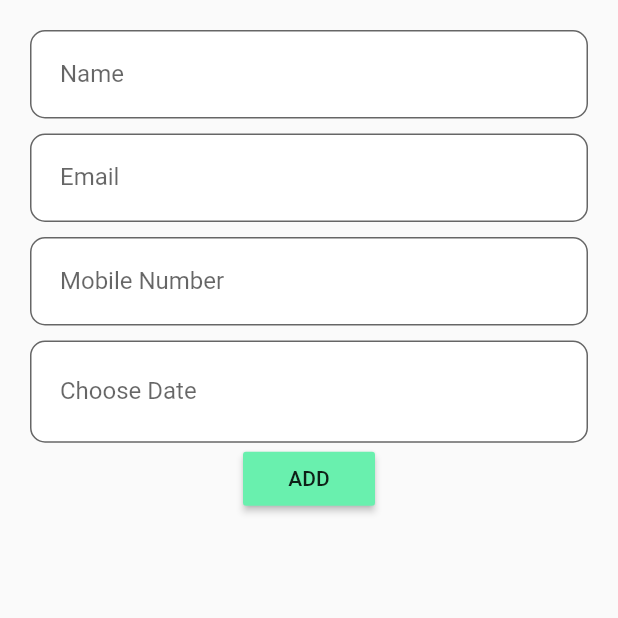
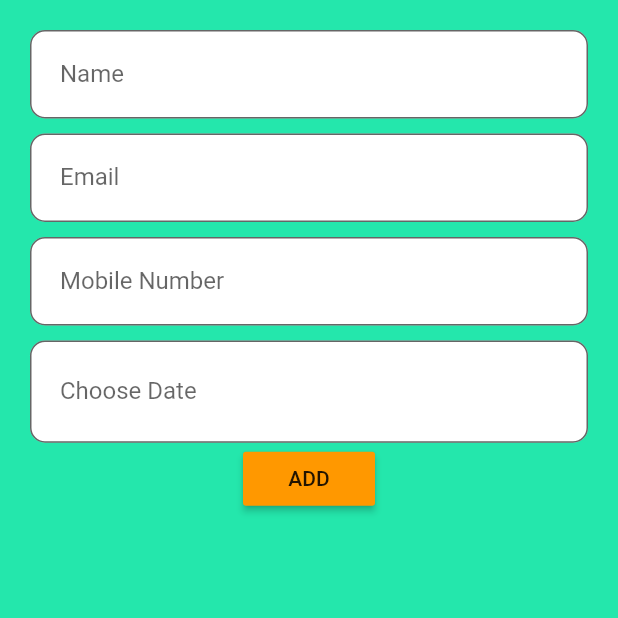
Before and after one commit to shashank3107/employee_manager_app, a Flutter app: the screen it shows after launch, after a tap on the "add" icon, on a phone screen of 412 x 824 dp, the top half of it. Run offline on Flutter 3.47's test engine with Material 2 defaults, Android fonts, the phone set to English and light mode, and no system bars; drawn by our look-alikes of date_time_picker; our stand-ins replace get; network calls fail.

Commit message:
minor ui changes

```diff
--- a/lib/core/controller/employee_controller.dart
+++ b/lib/core/controller/employee_controller.dart
@@ -10,7 +10,7 @@ import 'package:intl/intl.dart';
 class EmployeeController extends GetxController {
   DateTime currentDate = DateTime.now();
   var employees = List<EmployeeModel>.empty().obs;
-  RxBool loading = false.obs;
+  RxString buttonText = 'ADD'.obs;
 
   @override
   void onInit() {
@@ -66,10 +66,10 @@ class EmployeeController extends GetxController {
   }
 
   Future addEmployee(EmployeeModel employeeModel) async {
+    buttonText.value = "ADDING";
     var response = await EmployeeServices.addEmployee(employeeModel);
 
     if (response is Success) {
-      loading.value = false;
       var newEmployee =
           EmployeeModel.fromJson(response.response as Map<String, dynamic>);
       print(newEmployee.name);
@@ -82,6 +82,7 @@ class EmployeeController extends GetxController {
         snackPosition: SnackPosition.BOTTOM,
         duration: Duration(seconds: 3),
       );
+      buttonText.value = "ADD";
       //employees.value = response.response as List<EmployeeModel>;
     }
 
--- a/lib/views/pages/employees/add_employees.dart
+++ b/lib/views/pages/employees/add_employees.dart
@@ -1,31 +1,28 @@
 import 'package:employee_manager_app/core/controller/employee_controller.dart';
 import 'package:employee_manager_app/core/models/employee_model.dart';
 import 'package:employee_manager_app/core/services/employee_services.dart';
+import 'package:employee_manager_app/utils/constants.dart';
 import 'package:employee_manager_app/utils/validator.dart';
 import 'package:employee_manager_app/views/pages/home/home_screen_view.dart';
 import 'package:flutter/material.dart';
+import 'package:flutter/services.dart';
 import 'package:flutter/src/foundation/key.dart';
 import 'package:flutter/src/widgets/framework.dart';
 import 'package:date_time_picker/date_time_picker.dart';
 import 'package:get/get.dart';
 
-class AddEmployee extends StatefulWidget {
-  const AddEmployee({Key? key}) : super(key: key);
-
-  @override
-  State<AddEmployee> createState() => _AddEmployeeState();
-}
-
-class _AddEmployeeState extends State<AddEmployee> {
+class AddEmployeeView extends StatelessWidget {
   final employeeController = Get.put(EmployeeController());
   final _formKey = GlobalKey<FormState>();
   late final EmployeeModel _employeeModel = EmployeeModel();
-  RxString buttonText = 'ADD'.obs;
+
+  AddEmployeeView({Key? key}) : super(key: key);
 
   @override
   Widget build(BuildContext context) {
     return SafeArea(
       child: Scaffold(
+        backgroundColor: backgroundColour,
         body: SingleChildScrollView(
           child: Form(
             key: _formKey,
@@ -106,6 +103,11 @@ class _AddEmployeeState extends State<AddEmployee> {
                     onSaved: (val) {
                       _employeeModel.phoneNo = val;
                     },
+                    inputFormatters: <TextInputFormatter>[
+                      //
+                      FilteringTextInputFormatter.allow(RegExp(r'^[0-9]+$')),
+                      LengthLimitingTextInputFormatter(10),
+                    ],
                   ),
                   SizedBox(
                     height: 10,
@@ -152,16 +154,15 @@ class _AddEmployeeState extends State<AddEmployee> {
                         _employeeModel.dateOfJoining = DateTime.parse(val!),
                   ),
                   MaterialButton(
-                    color: Colors.greenAccent,
+                    color: Colors.orange,
                     onPressed: () async {
                       if (_formKey.currentState!.validate()) {
-                        buttonText.value = "ADDING";
                         _formKey.currentState!.save();
 
                         await employeeController.addEmployee(_employeeModel);
                       }
                     },
-                    child: Obx(() => Text(buttonText.value)),
+                    child: Obx(() => Text(employeeController.buttonText.value)),
                   )
                 ],
               ),
--- a/lib/views/pages/home/home_screen_view.dart
+++ b/lib/views/pages/home/home_screen_view.dart
@@ -98,7 +98,7 @@ class HomeScreenView extends StatelessWidget {
         children: [
           FloatingActionButton(
             onPressed: () {
-              Get.to(() => const AddEmployee());
+              Get.to(() => AddEmployeeView());
             },
             child: const Icon(Icons.add),
           ),
```
